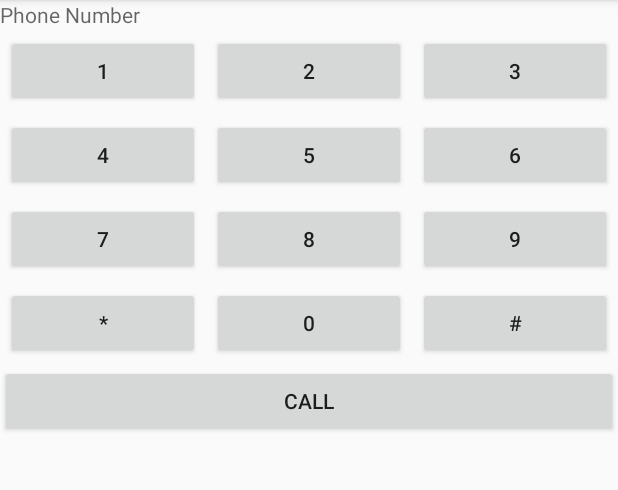
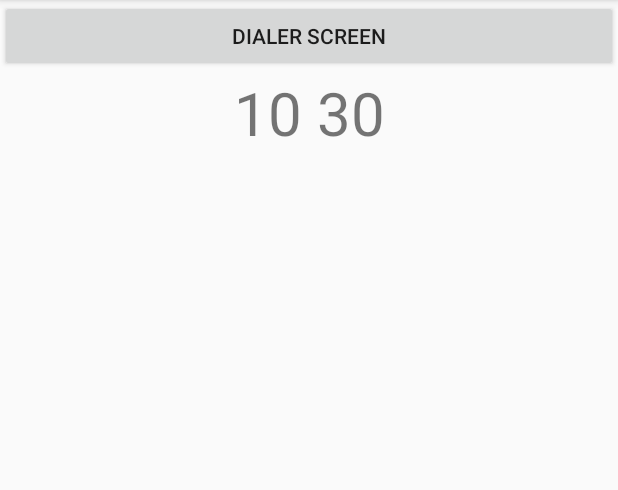
Before and after one commit to android-development-abaertay-module/Week1Tutorial, an Android app: the first screen one second after launch (MainActivity), on a phone screen of 412 x 824 dp, the part 84-574 px from its top. Run offline under Robolectric (Android 15) with nearby library versions, the phone set to English and light mode, and no system bars.

Commit message:
Lab 3 part one done

```diff
--- a/app/src/main/AndroidManifest.xml
+++ b/app/src/main/AndroidManifest.xml
@@ -16,6 +16,7 @@
                 <category android:name="android.intent.category.LAUNCHER" />
             </intent-filter>
         </activity>
+        <activity android:name=".DialerActivity"></activity>
     </application>
 
 </manifest>
--- a/app/src/main/java/com/bodovix/week1tutorial/MainActivity.java
+++ b/app/src/main/java/com/bodovix/week1tutorial/MainActivity.java
@@ -1,101 +1,91 @@
 package com.bodovix.week1tutorial;
 
+import android.content.Intent;
+import android.os.Handler;
+import android.os.Message;
 import android.support.v7.app.AppCompatActivity;
 import android.os.Bundle;
-import android.util.Log;
-import android.view.GestureDetector;
-import android.view.MotionEvent;
 import android.view.View;
 import android.widget.Button;
-import android.widget.EditText;
 import android.widget.TextView;
-import android.widget.Toast;
 
-public class MainActivity extends AppCompatActivity implements View.OnTouchListener, GestureDetector.OnGestureListener {
+import java.util.Calendar;
+import java.util.Date;
 
-    TextView textInput;
-    String enteredNumber;
-    GestureDetector gestureScanner;
+public class MainActivity extends AppCompatActivity {
+
+    Handler handler;
+    Runnable runnable;
+
+    Button dialerScreenViewBtn;
+    TextView clockDisplayTxt;
 
     @Override
     protected void onCreate(Bundle savedInstanceState) {
         super.onCreate(savedInstanceState);
         setContentView(R.layout.activity_main);
 
-        textInput = findViewById(R.id.textInput);
-        textInput.setOnTouchListener(this);
+        dialerScreenViewBtn = findViewById(R.id.dialerScreenBtn);
+        clockDisplayTxt = findViewById(R.id.clockTextView);
 
-        enteredNumber = "";
-        gestureScanner = new GestureDetector(getApplicationContext(),this);
+        handler = new Handler(){
+            public void handleMessage (Message msg){
+                String display = msg.getData().getString("display");
+                clockDisplayTxt.setText(display);
+            }
+        };
+
+        runnable = new Runnable() {
+            @Override
+            public void run() {
+                updateTime();
+            }
+        };
+
+        //start timer thread
+        handler.postDelayed(runnable,1000);
     }
 
-    public void callBtn_Clicked(View view){
-        if (enteredNumber.length() > 0) {
-            Toast.makeText(getApplicationContext(),"Calling: " + textInput.getText(),
-                    Toast.LENGTH_LONG).show();
+    private void updateTime() {
+        Calendar calendar = Calendar.getInstance();
+        Date date = new Date();
+        calendar.setTime(date);
+        String hours = calendar.get(Calendar.HOUR_OF_DAY) + "";
+        if (hours.length() == 1){
+            hours = "0" +hours;
+        }
+        String minutes = calendar.get(Calendar.MINUTE) + "";
+        if (minutes.length() == 1){
+            minutes = "0" + minutes;
+        }
+
+        int seconds = calendar.get(Calendar.SECOND);
+        boolean tick;
+        if (seconds % 2 == 0){
+            tick = true;
         }else{
-            Toast.makeText(getApplicationContext(), "Text Input Empty",
-                    Toast.LENGTH_LONG).show();
+            tick = false;
         }
+
+        String display;
+        if (tick){
+            display = hours + ":" + minutes;
+        }else{
+            display = hours + " " + minutes;
+        }
+
+        Message message = new Message();
+        Bundle bundle = new Bundle();
+        bundle.putString("display",display);
+
+        message.setData(bundle);
+        handler.sendMessage(message);
+        handler.postDelayed(runnable,1000);
     }
 
-    public void btn_Clicked(View view){
-        Button btnClicked = (Button) view;
-        String tag = btnClicked.getTag().toString();
-
-        enteredNumber = enteredNumber + tag;
-        textInput.setText(enteredNumber);
-    }
-
-    @Override
-    public boolean onDown(MotionEvent e) {
-        return true;
-    }
-
-    @Override
-    public void onShowPress(MotionEvent e) {
-        Log.d("Touch", "onShowPress hit");
+    public void dialerScreenBtn_Click(View view) {
+        Intent intent = new Intent(MainActivity.this,DialerActivity.class);
+        startActivity(intent);
 
     }
-
-    @Override
-    public boolean onSingleTapUp(MotionEvent e) {
-        Log.d("Touch", "onSingleTapUp hit");
-        return false;
-    }
-
-    @Override
-    public boolean onScroll(MotionEvent e1, MotionEvent e2, float distanceX, float distanceY) {
-        Log.d("Touch", "onScroll hit");
-        return false;
-    }
-
-    @Override
-    public void onLongPress(MotionEvent e) {
-        Log.d("Touch", "onPress hit");
-
-    }
-
-    @Override
-    public boolean onFling(MotionEvent e1, MotionEvent e2, float velocityX, float velocityY) {
-        Log.d("Touch", "onFling hit");
-
-        enteredNumber = "";
-        textInput.setText("");
-        return false;
-    }
-
-    @Override
-    public boolean onTouch(View v, MotionEvent event) {
-        Log.d("Touch", "onTouch hit");
-
-        switch (v.getId()){
-            case R.id.textInput:
-                Log.d("Touch", "textInput  hit");
-
-                gestureScanner.onTouchEvent(event);
-            break;
-        }
-        return true;
-    }
 }
--- a/app/src/main/res/layout-land/activity_main.xml
+++ b/app/src/main/res/layout/activity_dialer.xml
@@ -4,7 +4,7 @@
     xmlns:tools="http://schemas.android.com/tools"
     android:layout_width="match_parent"
     android:layout_height="match_parent"
-    tools:context=".MainActivity">
+    tools:context=".DialerActivity">
 
     <LinearLayout
         android:layout_width="match_parent"
@@ -20,136 +20,134 @@
         <GridLayout
             android:layout_width="match_parent"
             android:layout_height="0dp"
+            android:layout_weight="1"
             android:columnCount="3"
-            android:layout_weight="1"
-            android:layout_marginVertical="1dp"
-            android:rowCount="4">
+            android:rowCount="4"
+            android:useDefaultMargins="true">
 
             <Button
                 android:tag="1"
                 android:onClick="btn_Clicked"
+                android:id="@+id/btn1"
+                android:layout_row="0"
                 android:layout_column="0"
-                android:layout_row="0"
+                android:layout_columnWeight="1"
                 android:layout_gravity="fill_horizontal"
-                android:layout_columnWeight="1"
-                android:id="@+id/btn1"
                 android:text="@string/input_1" />
 
             <Button
                 android:tag="2"
                 android:onClick="btn_Clicked"
+                android:id="@+id/btn2"
+                android:layout_row="0"
                 android:layout_column="1"
-                android:layout_row="0"
+                android:layout_columnWeight="1"
                 android:layout_gravity="fill_horizontal"
-                android:layout_columnWeight="1"
-                android:id="@+id/btn2"
                 android:text="@string/input_2" />
 
             <Button
                 android:tag="3"
                 android:onClick="btn_Clicked"
+                android:id="@+id/btn3"
+                android:layout_row="0"
                 android:layout_column="2"
-                android:layout_row="0"
+                android:layout_columnWeight="1"
                 android:layout_gravity="fill_horizontal"
-                android:layout_columnWeight="1"
-                android:id="@+id/btn3"
                 android:text="@string/input_3" />
 
             <Button
                 android:tag="4"
                 android:onClick="btn_Clicked"
+                android:id="@+id/btn4"
+                android:layout_row="1"
                 android:layout_column="0"
-                android:layout_row="1"
+                android:layout_columnWeight="1"
                 android:layout_gravity="fill_horizontal"
-                android:layout_columnWeight="1"
-                android:id="@+id/btn4"
                 android:text="@string/input_4" />
 
             <Button
                 android:tag="5"
                 android:onClick="btn_Clicked"
+                android:id="@+id/btn5"
+                android:layout_row="1"
                 android:layout_column="1"
-                android:layout_row="1"
+                android:layout_columnWeight="1"
                 android:layout_gravity="fill_horizontal"
-                android:layout_columnWeight="1"
-                android:id="@+id/btn5"
                 android:text="@string/input_5" />
 
             <Button
                 android:tag="6"
                 android:onClick="btn_Clicked"
+                android:id="@+id/btn6"
+                android:layout_row="1"
                 android:layout_column="2"
-                android:layout_row="1"
+                android:layout_columnWeight="1"
                 android:layout_gravity="fill_horizontal"
-                android:layout_columnWeight="1"
-                android:id="@+id/btn6"
                 android:text="@string/input_6" />
 
             <Button
                 android:tag="7"
                 android:onClick="btn_Clicked"
+                android:id="@+id/btn7"
+                android:layout_row="2"
                 android:layout_column="0"
-                android:layout_row="2"
+                android:layout_columnWeight="1"
                 android:layout_gravity="fill_horizontal"
-                android:layout_columnWeight="1"
-                android:id="@+id/btn7"
                 android:text="@string/input_7" />
 
             <Button
                 android:tag="8"
                 android:onClick="btn_Clicked"
+                android:id="@+id/btn8"
+                android:layout_row="2"
                 android:layout_column="1"
-                android:layout_row="2"
+                android:layout_columnWeight="1"
                 android:layout_gravity="fill_horizontal"
-                android:layout_columnWeight="1"
-                android:id="@+id/btn8"
                 android:text="@string/input_8" />
 
             <Button
                 android:tag="9"
                 android:onClick="btn_Clicked"
+                android:id="@+id/btn9"
+                android:layout_row="2"
                 android:layout_column="2"
-                android:layout_row="2"
+                android:layout_columnWeight="1"
                 android:layout_gravity="fill_horizontal"
-                android:layout_columnWeight="1"
-                android:id="@+id/btn9"
                 android:text="@string/input_9" />
 
             <Button
                 android:tag="*"
                 android:onClick="btn_Clicked"
+                android:id="@+id/btnStar"
+                android:layout_row="3"
                 android:layout_column="0"
-                android:layout_row="3"
+                android:layout_columnWeight="1"
                 android:layout_gravity="fill_horizontal"
-                android:layout_columnWeight="1"
-                android:id="@+id/btnStar"
                 android:text="@string/input_star" />
 
             <Button
                 android:tag="0"
                 android:onClick="btn_Clicked"
+                android:id="@+id/btn0"
+                android:layout_row="3"
                 android:layout_column="1"
-                android:layout_row="3"
+                android:layout_columnWeight="1"
                 android:layout_gravity="fill_horizontal"
-                android:layout_columnWeight="1"
-                android:id="@+id/btn0"
                 android:text="@string/input_0" />
 
             <Button
                 android:tag="#"
                 android:onClick="btn_Clicked"
+                android:id="@+id/btnHash"
+                android:layout_row="3"
                 android:layout_column="2"
-                android:layout_row="3"
+                android:layout_columnWeight="1"
                 android:layout_gravity="fill_horizontal"
-                android:layout_columnWeight="1"
-                android:id="@+id/btnHash"
                 android:text="@string/input_hash" />
 
         </GridLayout>
 
         <Button
-            android:id="@+id/callBtn"
-            android:onClick="callBtn_Clicked"
             android:layout_width="match_parent"
             android:layout_height="wrap_content"
             android:text="@string/call_btn_text" />
--- a/app/src/main/res/layout/activity_main.xml
+++ b/app/src/main/res/layout/activity_main.xml
@@ -5,152 +5,24 @@
     android:layout_width="match_parent"
     android:layout_height="match_parent"
     tools:context=".MainActivity">
-
 <LinearLayout
     android:layout_width="match_parent"
     android:layout_height="wrap_content"
     android:orientation="vertical">
 
-        <TextView
-            android:id="@+id/textInput"
+    <Button
+        android:id="@+id/dialerScreenBtn"
+        android:onClick="dialerScreenBtn_Click"
         android:layout_width="match_parent"
         android:layout_height="wrap_content"
-            android:hint="@string/input_phone_hint" />
-
-        <GridLayout
-            android:layout_width="match_parent"
-            android:layout_height="0dp"
-            android:layout_weight="1"
-            android:columnCount="3"
-            android:rowCount="4"
-            android:useDefaultMargins="true">
-
-            <Button
-                android:tag="1"
-                android:onClick="btn_Clicked"
-                android:id="@+id/btn1"
-                android:layout_row="0"
-                android:layout_column="0"
-                android:layout_columnWeight="1"
-                android:layout_gravity="fill_horizontal"
-                android:text="@string/input_1" />
-
-            <Button
-                android:tag="2"
-                android:onClick="btn_Clicked"
-                android:id="@+id/btn2"
-                android:layout_row="0"
-                android:layout_column="1"
-                android:layout_columnWeight="1"
-                android:layout_gravity="fill_horizontal"
-                android:text="@string/input_2" />
-
-            <Button
-                android:tag="3"
-                android:onClick="btn_Clicked"
-                android:id="@+id/btn3"
-                android:layout_row="0"
-                android:layout_column="2"
-                android:layout_columnWeight="1"
-                android:layout_gravity="fill_horizontal"
-                android:text="@string/input_3" />
-
-            <Button
-                android:tag="4"
-                android:onClick="btn_Clicked"
-                android:id="@+id/btn4"
-                android:layout_row="1"
-                android:layout_column="0"
-                android:layout_columnWeight="1"
-                android:layout_gravity="fill_horizontal"
-                android:text="@string/input_4" />
-
-            <Button
-                android:tag="5"
-                android:onClick="btn_Clicked"
-                android:id="@+id/btn5"
-                android:layout_row="1"
-                android:layout_column="1"
-                android:layout_columnWeight="1"
-                android:layout_gravity="fill_horizontal"
-                android:text="@string/input_5" />
-
-            <Button
-                android:tag="6"
-                android:onClick="btn_Clicked"
-                android:id="@+id/btn6"
-                android:layout_row="1"
-                android:layout_column="2"
-                android:layout_columnWeight="1"
-                android:layout_gravity="fill_horizontal"
-                android:text="@string/input_6" />
-
-            <Button
-                android:tag="7"
-                android:onClick="btn_Clicked"
-                android:id="@+id/btn7"
-                android:layout_row="2"
-                android:layout_column="0"
-                android:layout_columnWeight="1"
-                android:layout_gravity="fill_horizontal"
-                android:text="@string/input_7" />
-
-            <Button
-                android:tag="8"
-                android:onClick="btn_Clicked"
-                android:id="@+id/btn8"
-                android:layout_row="2"
-                android:layout_column="1"
-                android:layout_columnWeight="1"
-                android:layout_gravity="fill_horizontal"
-                android:text="@string/input_8" />
-
-            <Button
-                android:tag="9"
-                android:onClick="btn_Clicked"
-                android:id="@+id/btn9"
-                android:layout_row="2"
-                android:layout_column="2"
-                android:layout_columnWeight="1"
-                android:layout_gravity="fill_horizontal"
-                android:text="@string/input_9" />
-
-            <Button
-                android:tag="*"
-                android:onClick="btn_Clicked"
-                android:id="@+id/btnStar"
-                android:layout_row="3"
-                android:layout_column="0"
-                android:layout_columnWeight="1"
-                android:layout_gravity="fill_horizontal"
-                android:text="@string/input_star" />
-
-            <Button
-                android:tag="0"
-                android:onClick="btn_Clicked"
-                android:id="@+id/btn0"
-                android:layout_row="3"
-                android:layout_column="1"
-                android:layout_columnWeight="1"
-                android:layout_gravity="fill_horizontal"
-                android:text="@string/input_0" />
-
-            <Button
-                android:tag="#"
-                android:onClick="btn_Clicked"
-                android:id="@+id/btnHash"
-                android:layout_row="3"
-                android:layout_column="2"
-                android:layout_columnWeight="1"
-                android:layout_gravity="fill_horizontal"
-                android:text="@string/input_hash" />
-
-        </GridLayout>
-
-        <Button
+        android:text="dialer Screen"/>
+    <TextView
+        android:id="@+id/clockTextView"
         android:layout_width="match_parent"
         android:layout_height="wrap_content"
-            android:text="@string/call_btn_text" />
+        android:textSize="40dp"
+        android:gravity="center"
+        android:height="50dp"
+        android:width="100dp"/>
 </LinearLayout>
-
 </android.support.constraint.ConstraintLayout>
--- a/app/src/main/res/values/strings.xml
+++ b/app/src/main/res/values/strings.xml
@@ -14,6 +14,7 @@
     <string name="input_hash">#</string>
     <string name="input_phone_hint">Phone Number</string>
     <string name="call_btn_text">Call</string>
+    <string name="dialer_screen">Dialer Screen</string>
 
 
 </resources>
```
Also changed, not shown: app/src/main/java/com/bodovix/week1tutorial/DialerActivity.java (added, +100 -0 lines), app/src/main/res/layout-land/activity_dialer.xml (added, +158 -0 lines). Lines whose indentation alone changed are shown as unchanged.
